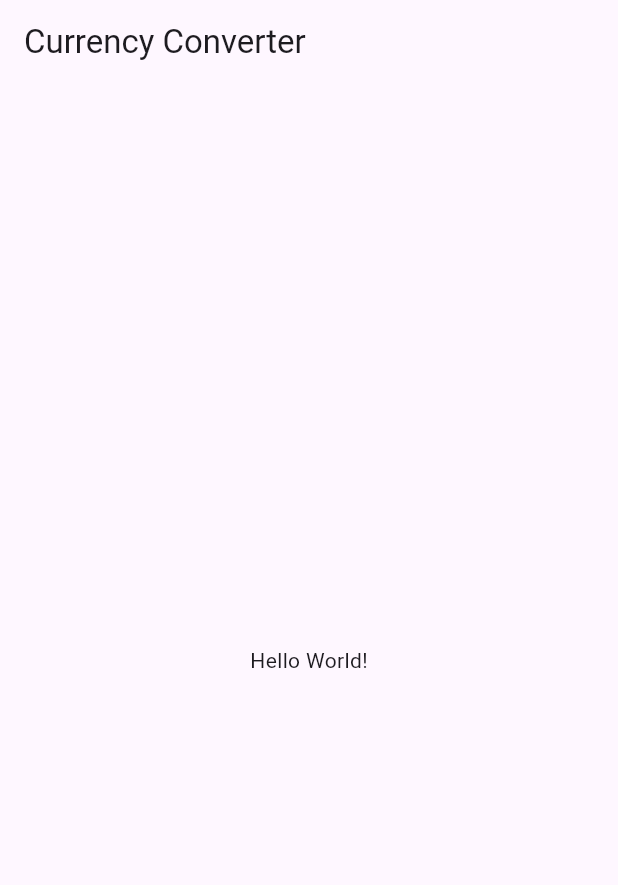
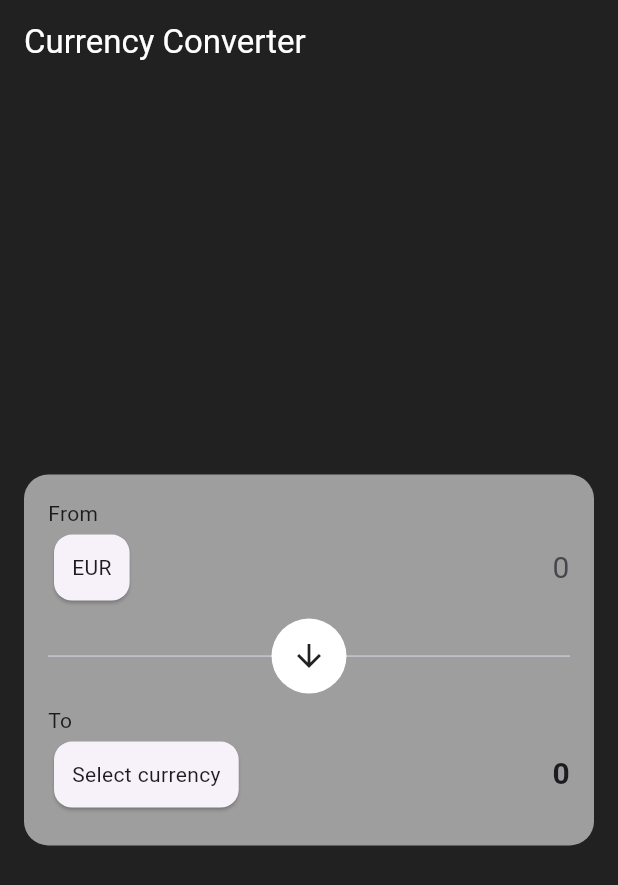
Before and after one commit to baros-code/currency_converter, a Flutter app: the screen it shows after launch, on a phone screen of 412 x 824 dp. Shown: the top 885 px of the screen. Run offline on Flutter 3.47's test engine with Material 3 defaults, Android fonts, the phone set to English and light mode, and no system bars; our stand-ins replace connectivity_plus, dio, equatable, flutter_bloc, get_it, sliding_sheet2; missing offline and left inert: dio_http2_adapter, dio_smart_retry; statements that could not run were skipped.

Commit message:
currency converter page implemented & network folder created

```diff
--- /dev/null
+++ b/lib/app/app_config.dart
@@ -0,0 +1,18 @@
+import '../core/network/api_manager_helpers.dart';
+import 'package:flutter/material.dart';
+
+class AppConfig {
+  static ApiSetupParams apiSetupParams = ApiSetupParams(
+    baseUrl: _apiBaseUrl,
+    retryCount: 1,
+  );
+  static const String baseCurrency = 'EUR';
+
+  static const String _apiBaseUrl = 'https://api.frankfurter.dev/v1';
+
+  static const Color primaryColor = Colors.blueAccent;
+
+  static const Color backgroundPrimary = Color(0xFF212121);
+
+  static const Color backgroundSecondary = Color(0xFF303030);
+}
--- a/lib/app/constants.dart
+++ /dev/null
@@ -1,4 +0,0 @@
-class AppConfig {
-  static const String apiBaseUrl = 'https://api.frankfurter.dev/v1';
-  static const String baseCurrency = 'EUR';
-}
--- a/lib/app/presentation/currency_converter_page.dart
+++ b/lib/app/presentation/currency_converter_page.dart
@@ -1,16 +1,30 @@
+import 'package:currency_converter/app/app_config.dart';
 import 'package:flutter/material.dart';
+
+import 'widgets/swap_widget.dart';
 
 class CurrencyConverterPage extends StatelessWidget {
   const CurrencyConverterPage({super.key});
 
   @override
   Widget build(BuildContext context) {
-    return Scaffold(
-      appBar: AppBar(
-        title: Text('Currency Converter'),
-      ),
-      body: Center(
-        child: Text('Hello World!'),
+    return SafeArea(
+      child: Scaffold(
+        backgroundColor: AppConfig.backgroundPrimary,
+        resizeToAvoidBottomInset: false,
+        appBar: AppBar(
+          backgroundColor: AppConfig.backgroundPrimary,
+          title: Text(
+            'Currency Converter',
+            style: TextStyle(color: Colors.white),
+          ),
+        ),
+        body: Center(
+          child: Padding(
+            padding: const EdgeInsets.symmetric(horizontal: 16),
+            child: SwapWidget(),
+          ),
+        ),
       ),
     );
   }
--- /dev/null
+++ b/lib/app/presentation/widgets/swap_widget.dart
@@ -0,0 +1,240 @@
+import 'package:currency_converter/app/app_config.dart';
+import 'package:currency_converter/app/presentation/cubit/currency_cubit.dart';
+import 'package:currency_converter/app/utils/locator.dart';
+import 'package:currency_converter/core/popup_manager.dart';
+import 'package:flutter/material.dart';
+import 'package:flutter/services.dart';
+import 'package:flutter_bloc/flutter_bloc.dart';
+
+class SwapWidget extends StatefulWidget {
+  const SwapWidget({
+    super.key,
+  });
+
+  @override
+  State<SwapWidget> createState() => _SwapWidgetState();
+}
+
+class _SwapWidgetState extends State<SwapWidget> {
+  late CurrencyCubit _currencyCubit;
+
+  @override
+  void initState() {
+    super.initState();
+    _currencyCubit = context.read<CurrencyCubit>();
+    _currencyCubit.fetchCurrencies();
+  }
+
+  @override
+  Widget build(BuildContext context) {
+    return BlocBuilder<CurrencyCubit, CurrencyState>(
+      builder: (context, state) {
+        return Container(
+          padding: const EdgeInsets.all(16),
+          height: MediaQuery.of(context).size.height * 0.3,
+          decoration: BoxDecoration(
+            color: Colors.grey,
+            borderRadius: BorderRadius.circular(16),
+          ),
+          child: Column(
+            crossAxisAlignment: CrossAxisAlignment.stretch,
+            children: [
+              _BaseField(
+                baseCurrency: state.baseCurrency,
+                onChanged: _currencyCubit.onSwapInputChanged,
+              ),
+              const SizedBox(height: 8),
+              _SwitchButton(
+                onTap: _currencyCubit.onSwitchCurrency,
+              ),
+              const SizedBox(height: 8),
+              _TargetField(
+                targetCurrency: state.targetCurrency,
+                result: state.convertedAmount,
+              ),
+            ],
+          ),
+        );
+      },
+    );
+  }
+}
+
+class _BaseField extends StatelessWidget {
+  const _BaseField({
+    required this.baseCurrency,
+    required this.onChanged,
+  });
+
+  final String baseCurrency;
+  final void Function(String) onChanged;
+
+  @override
+  Widget build(BuildContext context) {
+    return Column(
+      crossAxisAlignment: CrossAxisAlignment.start,
+      children: [
+        Text('From'),
+        Row(
+          mainAxisAlignment: MainAxisAlignment.spaceBetween,
+          children: [
+            _CurrencyCard(
+              value: baseCurrency,
+              onCurrencySelected: (currency) {
+                context.read<CurrencyCubit>().onBaseCurrencyChanged(currency);
+              },
+            ),
+            Expanded(
+              child: TextField(
+                keyboardType: TextInputType.number,
+                inputFormatters: [
+                  FilteringTextInputFormatter.allow(RegExp(r'[0-9.]')),
+                ],
+                style: TextStyle(fontSize: 20),
+                textAlign: TextAlign.right,
+                decoration: InputDecoration(
+                  hintText: '0',
+                  hintStyle: TextStyle(fontSize: 20),
+                  border: InputBorder.none,
+                ),
+                onChanged: onChanged,
+              ),
+            ),
+          ],
+        ),
+      ],
+    );
+  }
+}
+
+class _TargetField extends StatelessWidget {
+  const _TargetField({
+    required this.targetCurrency,
+    required this.result,
+  });
+
+  final String? targetCurrency;
+  final double? result;
+
+  @override
+  Widget build(BuildContext context) {
+    final cubit = context.read<CurrencyCubit>();
+    return Column(
+      crossAxisAlignment: CrossAxisAlignment.start,
+      children: [
+        Text('To'),
+        Row(
+          mainAxisAlignment: MainAxisAlignment.spaceBetween,
+          children: [
+            _CurrencyCard(
+              value: targetCurrency,
+              onCurrencySelected: (currency) {
+                cubit.onTargetCurrencyChanged(currency);
+              },
+            ),
+            cubit.state.isLoading
+                ? CircularProgressIndicator(
+                    color: AppConfig.primaryColor,
+                  )
+                : Text(
+                    result == null || result == 0
+                        ? '0'
+                        : result?.toStringAsFixed(5) ?? '0',
+                    textAlign: TextAlign.right,
+                    style: TextStyle(fontSize: 20, fontWeight: FontWeight.bold),
+                  ),
+          ],
+        ),
+      ],
+    );
+  }
+}
+
+class _CurrencyCard extends StatelessWidget {
+  const _CurrencyCard({
+    required this.value,
+    this.onCurrencySelected,
+  });
+
+  final String? value;
+  final void Function(String)? onCurrencySelected;
+
+  @override
+  Widget build(BuildContext context) {
+    final cubit = context.read<CurrencyCubit>();
+    return GestureDetector(
+      onTap: () {
+        locator<PopupManager>().showSlidingBottomPopup(
+          context,
+          heightSnaps: [MediaQuery.of(context).size.height * 0.9],
+          Column(
+            children: cubit.currencies
+                .map(
+                  (currency) => _buildCurrencyItem(
+                    currency,
+                    onCurrencySelected,
+                    context,
+                  ),
+                )
+                .toList(),
+          ),
+        );
+      },
+      child: Card(
+        child: Padding(
+          padding: const EdgeInsets.all(12),
+          child: Text(value ?? 'Select currency'),
+        ),
+      ),
+    );
+  }
+
+  Widget _buildCurrencyItem(
+    String currency,
+    void Function(String)? onCurrencySelected,
+    BuildContext context,
+  ) {
+    final isSelected = value == currency;
+    return ListTile(
+      title: Text(
+        currency,
+        style: TextStyle(
+          color: isSelected ? AppConfig.primaryColor : Colors.white,
+        ),
+      ),
+      selected: value == currency,
+      onTap: () {
+        onCurrencySelected?.call(currency);
+        Navigator.of(context).pop();
+      },
+    );
+  }
+}
+
+class _SwitchButton extends StatelessWidget {
+  const _SwitchButton({required this.onTap});
+
+  final void Function() onTap;
+
+  @override
+  Widget build(BuildContext context) {
+    return Stack(
+      alignment: Alignment.center,
+      children: [
+        Divider(thickness: 1),
+        GestureDetector(
+          onTap: onTap,
+          child: Container(
+            width: 50,
+            height: 50,
+            decoration: BoxDecoration(
+              shape: BoxShape.circle,
+              color: Colors.white,
+            ),
+            child: Icon(Icons.arrow_downward),
+          ),
+        )
+      ],
+    );
+  }
+}
--- a/lib/core/api_manager.dart
+++ b/lib/core/network/api_manager.dart
@@ -2,7 +2,7 @@ import 'dart:async';
 import 'dart:convert';
 import 'dart:typed_data';
 
-import 'package:currency_converter/core/api_manager_helpers.dart';
+import 'package:currency_converter/core/network/api_manager_helpers.dart';
 import 'package:currency_converter/core/logger.dart';
 import 'package:dio/dio.dart';
 import 'package:dio_http2_adapter/dio_http2_adapter.dart';
--- a/lib/core/api_manager_helpers.dart
+++ b/lib/core/network/api_manager_helpers.dart
@@ -1,6 +1,5 @@
 import 'dart:typed_data';
 
-import 'package:currency_converter/core/failure.dart';
 import 'package:currency_converter/core/result.dart';
 import 'package:dio/dio.dart';
 
--- a/lib/main.dart
+++ b/lib/main.dart
@@ -1,9 +1,11 @@
 import 'dart:async';
 
+import 'package:currency_converter/app/app_config.dart';
 import 'package:currency_converter/app/presentation/cubit/currency_cubit.dart';
 import 'package:currency_converter/app/presentation/currency_converter_page.dart';
 import 'package:currency_converter/app/utils/app_router.dart';
 import 'package:currency_converter/app/utils/locator.dart';
+import 'package:currency_converter/core/network/api_manager.dart';
 import 'package:currency_converter/core/logger.dart';
 import 'package:flutter/material.dart';
 import 'package:flutter_bloc/flutter_bloc.dart';
@@ -51,6 +53,7 @@ class MainApp extends StatelessWidget {
 void _initializeDependencies() {
   WidgetsFlutterBinding.ensureInitialized();
   Locator.initialize();
+  locator<ApiManager>().setup(AppConfig.apiSetupParams);
 }
 
 void _onFlutterError(FlutterErrorDetails details) {
@@ -68,7 +71,7 @@ void _onDartError(Object error, StackTrace stackTrace) {
 
 List<BlocProvider> _buildCubitProviders() {
   return <BlocProvider>[
-    BlocProvider(
+    BlocProvider<CurrencyCubit>(
       create: (context) => locator<CurrencyCubit>(),
     ),
   ];
--- a/pubspec.yaml
+++ b/pubspec.yaml
@@ -20,6 +20,7 @@ dependencies:
   connectivity_plus: ^6.1.3
   json_annotation: ^4.9.0
   intl: ^0.20.2
+  sliding_sheet2: ^2.0.1
 
 
 dev_dependencies:
```
Also changed, not shown: lib/app/data/repositories/currency_repository.dart (+3 -4 lines), lib/app/presentation/cubit/currency_cubit.dart (+49 -2 lines), lib/app/utils/locator.dart (+6 -4 lines), lib/core/failure.dart (deleted, +0 -13 lines), lib/core/popup_manager.dart (added, +78 -0 lines), lib/core/result.dart (+12 -2 lines), lib/core/network/connectivity_manager.dart (renamed from lib/core/connectivity_manager.dart).
